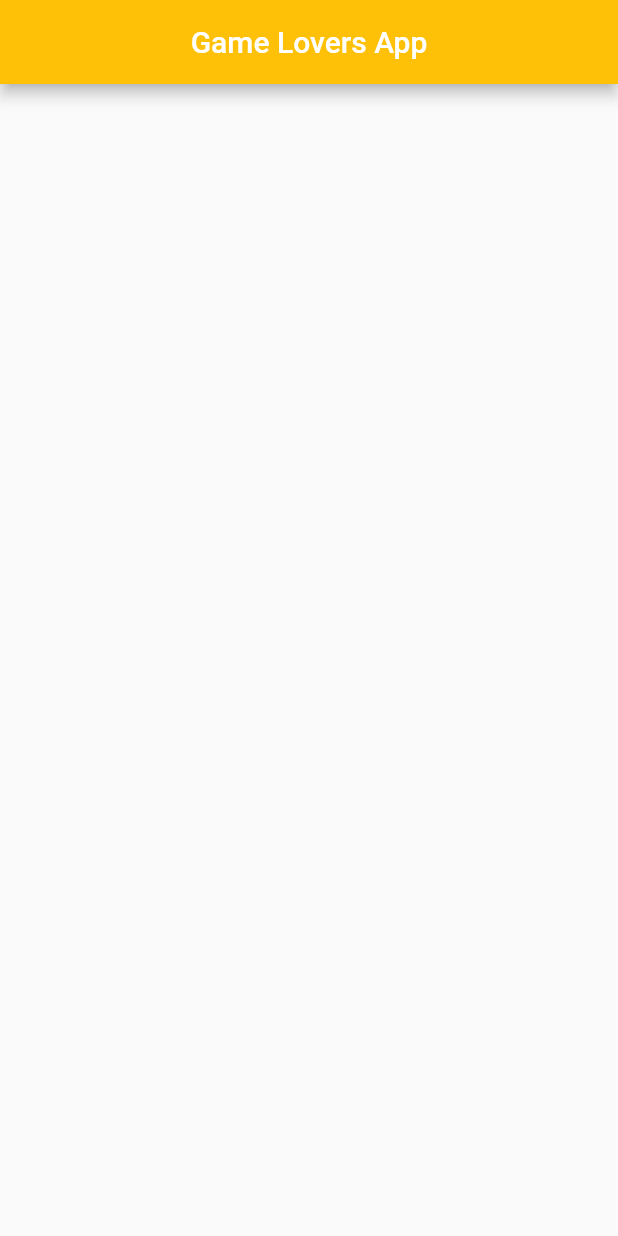
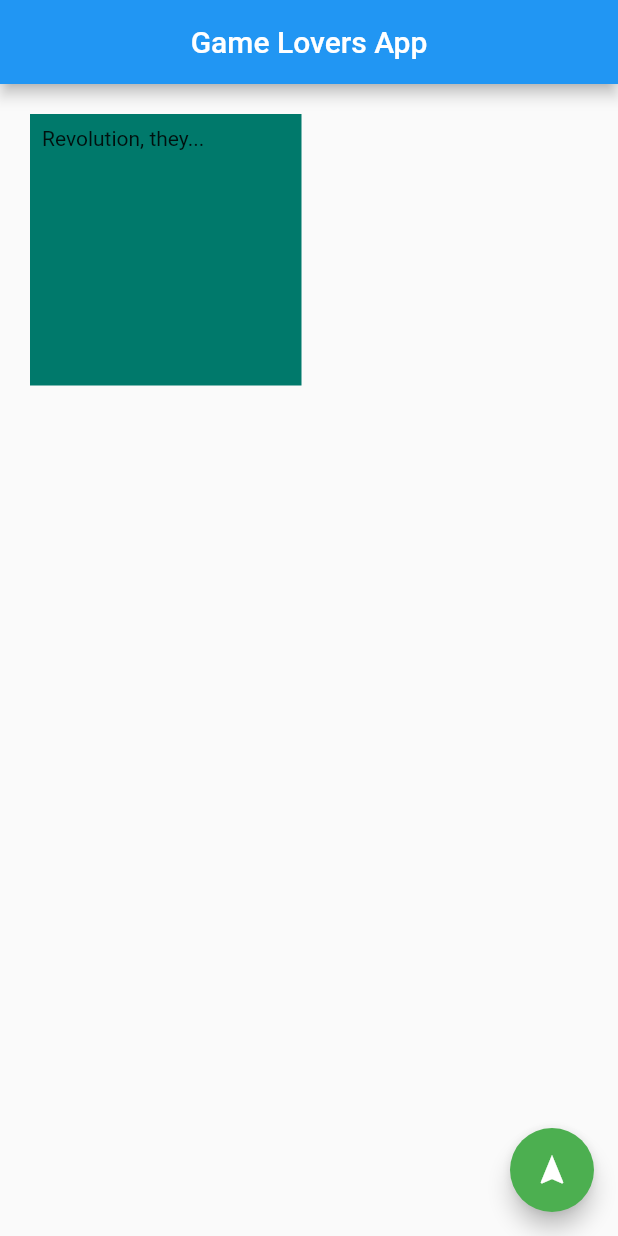
Before and after one commit to ZeroOneTV/mobile_dev_test, a Flutter app: the screen it shows after launch, on a phone screen of 412 x 824 dp. Run offline on Flutter 3.47's test engine with Material 2 defaults, Android fonts, the phone set to English and light mode, and no system bars.

Commit message:
Modified and adjusted model classes. HTTP requests assembled and verified for occasional throw that may occur.
As I'm still learning Flutter, my mind still works based on Activitys, then the files within the folder will be Activitys all views and project pages.

Added the GridView package to update the grid according to the data. I'm wondering if structurally is better to leave it in Activitys folder or in a separate folder.

Added Toast dependency for testing and code verification purposes only.

```diff
--- a/lib/Strings.dart
+++ b/lib/Strings.dart
@@ -1,8 +1,14 @@
 
 class Strings{
   static final String titleApp = "Game Lovers App";
+  static final String mainURL = 'https://api-v3.igdb.com/';
   static final String platform = 'https://api-v3.igdb.com/platforms';
-  static final String genre = 'https://api-v3.igdb.com/genre';
-  static final String game = 'https://api-v3.igdb.com/game';
-
+  static final String genres = 'https://api-v3.igdb.com/genres';
+  static final String game = 'https://api-v3.igdb.com/games';
+  static final String findGame = 'fields id,name,genres,summary,cover;';
+  static final String findPlatform = 'fields id,name;';
+  static final String findGenre = 'fields id,name;';
+  static final String headerKey = 'user-key';
+  static final String headerValue = '9ecd712a42ba436ad133774f3bdb02d3';
+  static final String findCovers = 'fields id,game,height,width,url;';
 }
--- a/lib/activitys/HomeApp.dart
+++ /dev/null
@@ -1,18 +0,0 @@
-import 'package:flutter/material.dart';
-import '../Strings.dart';
-
-class HomeApp extends StatelessWidget {
-  // This widget is the root of your application.
-  @override
-  Widget build(BuildContext context) {
-    return MaterialApp(
-      home: Scaffold(
-          appBar: AppBar(
-            title: Text(Strings.titleApp),
-            centerTitle: true,
-            backgroundColor: Colors.amber,
-          ),
-      )
-    );
-  }
-}
--- /dev/null
+++ b/lib/activitys/HomePage.dart
@@ -0,0 +1,57 @@
+import 'dart:convert';
+
+import 'package:flutter/material.dart';
+import 'package:http/http.dart';
+import 'package:mobile_dev_test/component/RequestsHTTP.dart';
+import '../Strings.dart';
+
+class HomePage extends StatelessWidget {
+  static final String route = "HomePage";
+  @override
+  Widget build(BuildContext context) {
+    return MaterialApp(
+          title: 'Homepage',
+          home: HomePageState(),
+    );
+  }
+}
+class HomePageState extends StatefulWidget{
+    HomePageState({Key key}) : super(key: key);
+
+    @override
+    _HomeAppState createState() => _HomeAppState();
+}
+class _HomeAppState extends State<HomePageState> {
+  @override
+  Widget build(BuildContext context) {
+    return Scaffold(
+      appBar: AppBar(
+        title: Text(Strings.titleApp),
+        centerTitle: true,
+      ),
+      body: Center(
+          child: GridView.count(
+            primary: false,
+            padding: const EdgeInsets.all(20),
+            crossAxisSpacing: 10,
+            mainAxisSpacing: 10,
+            crossAxisCount: 2,
+            children: <Widget>[
+              Container(
+                padding: const EdgeInsets.all(8),
+                child: const Text('Revolution, they...'),
+                color: Colors.teal[700],
+              )
+            ],
+          ),
+        ),
+        floatingActionButton: FloatingActionButton(
+            onPressed: ()  {
+                RequestsHTTP request = new RequestsHTTP();
+                //request.getGames();
+            },
+            child: Icon(Icons.navigation),
+            backgroundColor: Colors.green,
+        ));
+  }
+}
--- /dev/null
+++ b/lib/component/Service.dart
@@ -0,0 +1,4 @@
+
+class Service{
+
+}
--- /dev/null
+++ b/lib/models/Covers.dart
@@ -0,0 +1,19 @@
+class Covers {
+  final int id;
+  final int game;
+  final int height;
+  final int width;
+  final String url;
+
+  Covers({this.id, this.game, this.width, this.height, this.url});
+
+  factory Covers.fromJson(Map <String, dynamic> json){
+    return Covers(
+      id: json['id'],
+      game: json['game'],
+      height: json['height'],
+      url: json['url'],
+      width: json['width'],
+    );
+  }
+}
--- a/lib/models/Game.dart
+++ b/lib/models/Game.dart
@@ -1,39 +1,29 @@
+class Game {
+   int id;
+   int cover;
+   List<int> genres;
+   String name;
+   String summary;
 
+   Game({this.id, this.cover, this.genres, this.name, this.summary});
 
-class Game {
-   String _name;
-   String _genre;
-   String _summary;
-   String _cover;
-   String _checksum;
+   factory Game.fromJson(Map <String, dynamic> json){
+     return Game(
+        id : json['id'],
+        name: json['name'],
+        genres: List<int>.from(json["genres"]),
+        summary: json['summary'],
+        cover: json['cover'],
+     );
+   }
 
-   String get name => _name;
-
-  set name(String value) {
-    _name = value;
-  }
-
-   String get genre => _genre;
-
-   String get checksum => _checksum;
-
-  set checksum(String value) {
-    _checksum = value;
-  }
-
-  String get cover => _cover;
-
-  set cover(String value) {
-    _cover = value;
-  }
-
-  String get summary => _summary;
-
-  set summary(String value) {
-    _summary = value;
-  }
-
-  set genre(String value) {
-    _genre = value;
-  }
+   Map<String, dynamic> toJson() {
+      final Map<String, dynamic> data = new Map<String, dynamic>();
+      data['id'] = this.id;
+      data['cover'] = this.cover;
+      data['genres'] = this.genres;
+      data['name'] = this.name;
+      data['summary'] = this.summary;
+      return data;
+   }
 }
--- a/lib/models/Genre.dart
+++ b/lib/models/Genre.dart
@@ -0,0 +1,14 @@
+class Genre {
+  final int id;
+  final String name;
+
+  Genre({this.id,this.name});
+
+  factory Genre.fromJson(Map <String,dynamic> json){
+    return Genre(
+      id : json['id'],
+      name: json['name'],
+    );
+  }
+
+}
--- a/lib/models/Platform.dart
+++ b/lib/models/Platform.dart
@@ -1,6 +1,14 @@
 
+class Platform{
+  final int id;
+  final String name;
 
-class Plataform{
+  Platform({this.id,this.name});
 
-
+  factory Platform.fromJson(Map <String,dynamic> json){
+    return Platform(
+      id : json['id'],
+      name: json['name'],
+    );
+  }
 }
--- a/pubspec.yaml
+++ b/pubspec.yaml
@@ -24,6 +24,7 @@ dependencies:
   flutter:
     sdk: flutter
   http: ^0.12.2
+  toast: ^0.1.5
 
   # The following adds the Cupertino Icons font to your application.
   # Use with the CupertinoIcons class for iOS style icons.
```
Also changed, not shown: lib/activitys/DescribeGame.dart (added, +12 -0 lines), lib/component/RequestsHTTP.dart (added, +94 -0 lines), lib/http/HttpConnect.dart (deleted, +0 -10 lines), lib/main.dart (+10 -2 lines), lib/GridView/GridViewCell.dart (added), pubspec.lock.
